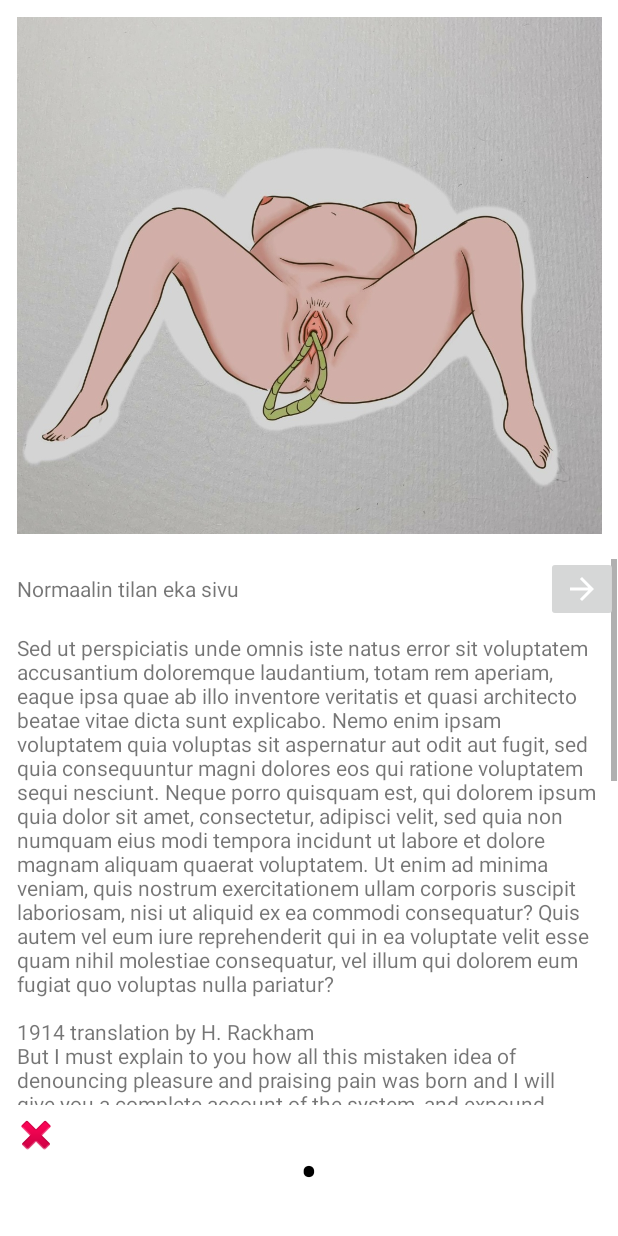
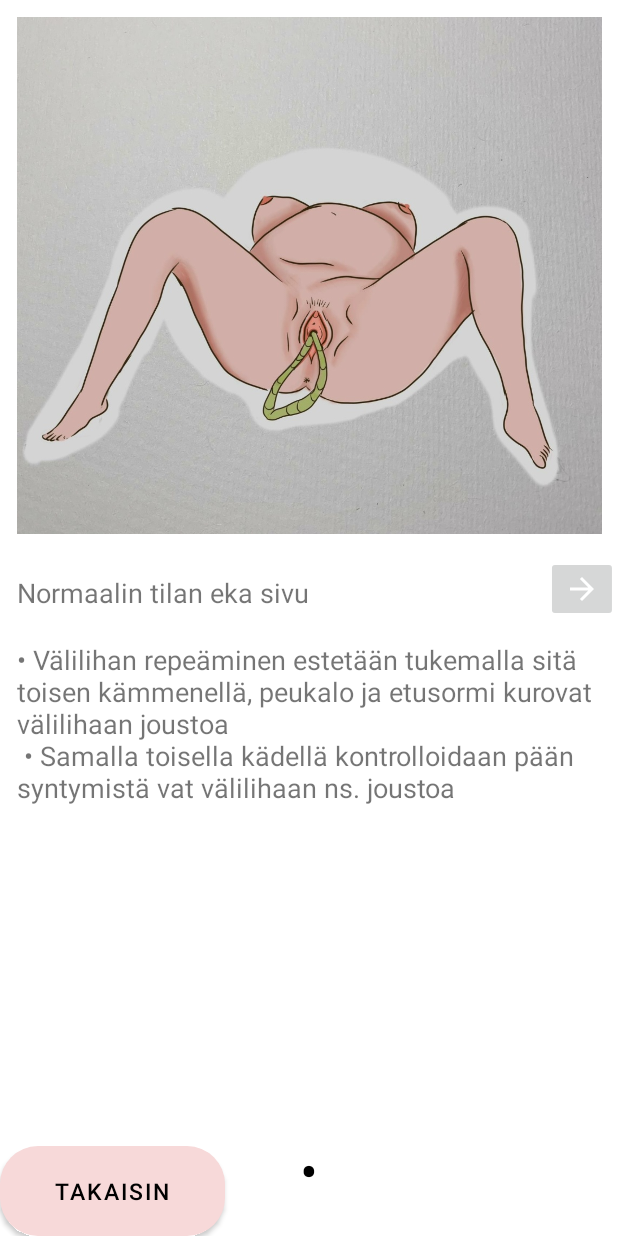
Before and after one commit to Hankonen/JokuAppi, an Android app: the SliderActivity screen opened directly, with no data from a screen before it, on a phone screen of 412 x 824 dp. Run offline under Robolectric (Android 15) with nearby library versions, the phone set to English and light mode, and no system bars.

Commit message:
Yksityiskohtia lisätty ja hiottu

```diff
--- a/app/src/main/java/projekti/ampuappi/Straight_to_labor_activity.java
+++ b/app/src/main/java/projekti/ampuappi/Straight_to_labor_activity.java
@@ -7,6 +7,7 @@ import android.os.Bundle;
 import android.view.View;
 import android.view.ViewGroup;
 import android.widget.Button;
+import android.widget.Toolbar;
 
 public class Straight_to_labor_activity extends AppCompatActivity {
 
@@ -16,6 +17,11 @@ public class Straight_to_labor_activity extends AppCompatActivity {
     protected void onCreate(Bundle savedInstanceState) {
         super.onCreate(savedInstanceState);
         setContentView(R.layout.activity_straight_to_labor_activity);
+
+        Toolbar toolbar = findViewById(R.id.toolbar);
+        toolbar.inflateMenu(R.menu.menu);
+        setActionBar(toolbar);
+
 
        /* final ImageButton ib = (ImageButton) findViewById(R.id.imageButton_toka_vaihe_ED);
 
--- a/app/src/main/res/layout/activity_slider.xml
+++ b/app/src/main/res/layout/activity_slider.xml
@@ -13,7 +13,7 @@
         app:layout_constraintBottom_toTopOf="@+id/linearLayout"
         app:layout_constraintEnd_toEndOf="parent"
         app:layout_constraintStart_toStartOf="parent"
-        app:layout_constraintTop_toTopOf="parent" >
+        app:layout_constraintTop_toTopOf="parent">
 
         <Button
             android:id="@+id/button"
@@ -57,33 +57,17 @@
         app:srcCompat="@drawable/abc_vector_test"
         tools:visibility="visible" />
 
-    <ImageButton
-        android:id="@+id/imageButton"
-        android:layout_width="47dp"
-        android:layout_height="40dp"
-        android:layout_marginLeft="10dp"
-        android:layout_marginEnd="10dp"
-        android:background="#00FFFFFF"
-        android:onClick="onClickListener_back_button"
-        app:layout_constraintBottom_toBottomOf="parent"
-        app:layout_constraintEnd_toStartOf="@+id/linearLayout"
-        app:layout_constraintHorizontal_bias="0.0"
-        app:layout_constraintStart_toStartOf="parent"
-        app:layout_constraintTop_toBottomOf="@+id/slideViewPager"
-        app:layout_constraintVertical_bias="0.0"
-        app:srcCompat="@android:drawable/ic_delete" />
-
     <Button
         android:id="@+id/button_next_phase"
         style="@style/button_style"
-        android:layout_width="159dp"
-        android:layout_height="67dp"
+        android:layout_width="150dp"
+        android:layout_height="60dp"
         android:layout_marginStart="86dp"
         android:layout_marginTop="4dp"
         android:layout_marginEnd="6dp"
+        android:onClick="onClick_next_phase"
         android:text="Button"
         android:visibility="gone"
-        android:onClick="onClick_next_phase"
         app:layout_constraintBottom_toBottomOf="parent"
         app:layout_constraintEnd_toEndOf="parent"
         app:layout_constraintHorizontal_bias="0.893"
@@ -91,4 +75,18 @@
         app:layout_constraintTop_toBottomOf="@+id/slideViewPager"
         app:layout_constraintVertical_bias="1.0" />
 
+    <Button
+        android:id="@+id/button_takaisin"
+        style="@style/button_style"
+        android:layout_width="150dp"
+        android:layout_height="60dp"
+        android:onClick="onClickListener_back_button"
+        android:text="@string/TakaisinButton"
+        app:layout_constraintBottom_toBottomOf="parent"
+        app:layout_constraintEnd_toEndOf="parent"
+        app:layout_constraintHorizontal_bias="0.0"
+        app:layout_constraintStart_toStartOf="parent"
+        app:layout_constraintTop_toBottomOf="@+id/slideViewPager"
+        app:layout_constraintVertical_bias="1.0" />
+
 </androidx.constraintlayout.widget.ConstraintLayout>
--- a/app/src/main/res/layout/slide_layout.xml
+++ b/app/src/main/res/layout/slide_layout.xml
@@ -61,6 +61,7 @@
 
 
                     <TextView
+                        style="@style/dia_text_style"
                         android:id="@+id/id_TextLabel"
                         android:layout_width="match_parent"
                         android:layout_height="wrap_content"
@@ -68,6 +69,7 @@
                         android:text="TextView" />
 
                     <TextView
+                        style="@style/dia_text_style"
                         android:id="@+id/id_textView"
                         android:layout_width="match_parent"
                         android:layout_height="wrap_content"
--- a/app/src/main/res/values-night/strings.xml
+++ b/app/src/main/res/values-night/strings.xml
@@ -1,4 +1,6 @@
 <?xml version="1.0" encoding="utf-8"?>
 <resources>
     <string name="Erikoistilanteet">Synnytyksen erikoisvaiheet</string>
+    <string name="TakaisinButton">Takaisin</string>
+    <string name="SynnytysTapahtumaOhjeet" />
 </resources>
--- a/app/src/main/res/values/dimens.xml
+++ b/app/src/main/res/values/dimens.xml
@@ -6,6 +6,7 @@
     <dimen name="dim_button_height">70dp</dimen>
     <dimen name="dim_button_text_size">15sp</dimen>
     <dimen name="dim_FB_header_TS">20sp</dimen>
-    <dimen name="dim_alertBox_size">15sp</dimen>
+    <dimen name="dim_alertBox_size">18sp</dimen>
     <dimen name="design_fab_image_size" tools:override="true">36dp</dimen>
+    <dimen name="dia_text_size">18sp</dimen>
 </resources>
--- a/app/src/main/res/values/strings.xml
+++ b/app/src/main/res/values/strings.xml
@@ -2,15 +2,15 @@
     <string name="app_name">AmpuAppi</string>
     <string name="toolbar_header">     AmpuAppi </string>
     <string name="header_first_page">#¤%/(()AmpuAppi </string>
-    <string name="button_straight_to_labor">Suoraan Synnytykseen</string>
-    <string name="button_on_the_way">Synnytystehtävälle lähdettäessä</string>
-    <string name="button_how_to_act">Miten Toimitaan</string>
-    <string name="button_onTheWay_or_inLocation">Matkalle vai kohteessa?</string>
+    <string name="button_straight_to_labor">Synnytyksen vaiheet</string>
+    <string name="button_on_the_way">Synnytystehtävälle saapuessa</string>
+    <string name="button_how_to_act">Toimintatavat Kohteessa</string>
+    <string name="button_onTheWay_or_inLocation">Hoidetaanko matkalla \nvai kohteessa?</string>
     <string name="button_eka_vaihe">1. Vaihe, Avautumisvaihe</string>
     <string name="button_toka_vaihe">2. Vaihe, Ponnistusvaihe</string>
     <string name="button_kolmas_vaihe">3. Vaihe, Jälkeisvaihe</string>
     <string name="button_normal_labor">Normaali\nSynnytys</string>
-    <string name="button_peratilan_labor">Perätilan\nSynnytys</string>
+    <string name="button_peratilan_labor">Perätila\nSynnytys</string>
     <string name="button_hartiadystokia">Hartia-\ndystokia</string>
     <string name="button_napanuoran_esiinluiskahdus">Napanuoran\nEsiinluiskahdus</string>
     <string name="Erikoistilanteet">Ponnistusvaiheen\nerikoistilanteet</string>
@@ -76,23 +76,47 @@
     <string name="neljas_Dia_Peratila">Neljasmatsku</string>
     <string name="viides_Dia_Peratila">Viidesmatsku</string>
 
-    <string name="eka_Dia_Normaali">Sed ut perspiciatis unde omnis iste natus error sit voluptatem accusantium doloremque laudantium, totam rem aperiam, eaque ipsa quae ab illo inventore veritatis et quasi architecto beatae vitae dicta sunt explicabo. Nemo enim ipsam voluptatem quia voluptas sit aspernatur aut odit aut fugit, sed quia consequuntur magni dolores eos qui ratione voluptatem sequi nesciunt. Neque porro quisquam est, qui dolorem ipsum quia dolor sit amet, consectetur, adipisci velit, sed quia non numquam eius modi tempora incidunt ut labore et dolore magnam aliquam quaerat voluptatem. Ut enim ad minima veniam, quis nostrum exercitationem ullam corporis suscipit laboriosam, nisi ut aliquid ex ea commodi consequatur? Quis autem vel eum iure reprehenderit qui in ea voluptate velit esse quam nihil molestiae consequatur, vel illum qui dolorem eum fugiat quo voluptas nulla pariatur?"
 
-1914 translation by H. Rackham
-"But I must explain to you how all this mistaken idea of denouncing pleasure and praising pain was born and I will give you a complete account of the system, and expound the actual teachings of the great explorer of the truth, the master-builder of human happiness. No one rejects, dislikes, or avoids pleasure itself, because it is pleasure, but because those who do not know how to pursue pleasure rationally encounter consequences that are extremely painful. Nor again is there anyone who loves or pursues or desires to obtain pain of itself, because it is pain, but because occasionally circumstances occur in which toil and pain can procure him some great pleasure. To take a trivial example, which of us ever undertakes laborious physical exercise, except to obtain some advantage from it? But who has any right to find fault with a man who chooses to enjoy a pleasure that has no annoying consequences, or one who avoids a pain that produces no resultant pleasure?"
 
-Section 1.10.33 of "de Finibus Bonorum et Malorum", written by Cicero in 45 BC
-"At vero eos et accusamus et iusto odio dignissimos ducimus qui blanditiis praesentium voluptatum deleniti atque corrupti quos dolores et quas molestias excepturi sint occaecati cupiditate non provident, similique sunt in culpa qui officia deserunt mollitia animi, id est laborum et dolorum fuga. Et harum quidem rerum facilis est et expedita distinctio. Nam libero tempore, cum soluta nobis est eligendi optio cumque nihil impedit quo minus id quod maxime placeat facere possimus, omnis voluptas assumenda est, omnis dolor repellendus. Temporibus autem quibusdam et aut officiis debitis aut rerum necessitatibus saepe eveniet ut et voluptates repudiandae sint et molestiae non recusandae. Itaque earum rerum hic tenetur a sapiente delectus, ut aut reiciendis voluptatibus maiores alias consequatur aut perferendis doloribus asperiores repellat."</string>
-    <string name="toka_Dia_Normaali">Tokamatsku</string>
-    <string name="kolmas_Dia_Normaali">Kolmasmatsku</string>
-    <string name="neljas_Dia_Normaali">Neljasmatsku</string>
+
+
+
+
+    <string name="eka_Dia_Normaali">• Välilihan repeäminen estetään tukemalla sitä toisen kämmenellä, peukalo ja etusormi kurovat välilihaan joustoa \n
+                                    • Samalla toisella kädellä kontrolloidaan pään syntymistä vat välilihaan ns. joustoa
+</string>
+    <string name="toka_Dia_Normaali">•	Kiiretilanteessa tukeminen on tärkeämpää kuin aseptiset toimenpiteen
+
+•	 Pään synnyttyä, se tekee tavallisesti käännöksen niin, että kasvot näyttävät sivulle
+                   (KUVA ulkorotaatiosta)
+</string>
+    <string name="kolmas_Dia_Normaali">•	Molemmilla käsillä otetaan lapsen pään sivuista kiinni ja painetaan päätä alaspäin, jolloin ylempi hartia syntyy
+                 (KUVA)
+
+•	Seuraavaksi päätä kohotetaan ylöspäin kohti häpyliitosta alemman hartian synnyttämiseksi
+</string>
+    <string name="neljas_Dia_Normaali">•	Kun pää ja hartiat ovat syntyneet, molempien käsien etusormet viedään lapsen selän kautta kainaloihin ja lapsen vartalo syntyy hellästi nostamalla
+                (KUVA)
+•	Jos hartiat eivät synny helposti, asetetaan jokin koroke tai tyyny tai vastaava äidin pakaroiden alle
+</string>
     <string name="viides_Dia_Normaali">Viidesmatsku</string>
+
+
+
+
+
 
     <string name="eka_Dia_Hartiadystokia">Ekamatsku</string>
     <string name="toka_Dia_Hartiadystokia">Tokamatsku</string>
     <string name="kolmas_Dia_Hartiadystokia">Kolmasmatsku</string>
     <string name="neljas_Dia_Hartiadystokia">Neljasmatsku</string>
     <string name="viides_Dia_Hartiadystokia">Viidesmatsku</string>
+
+
+
+
+
+
 
     <string name="eka_Dia_Napanuora">Ekamatsku</string>
     <string name="toka_Dia_Napanuora">Tokamatsku</string>
@@ -135,7 +159,8 @@ Section 1.10.33 of "de Finibus Bonorum et Malorum", written by Cicero in 45 BC
     <string name="kolmas_Dia2">Kolmasmatsku</string>
     <string name="neljas_Dia2">Neljasmatsku</string>
     <string name="viides_Dia2">Viidesmatsku</string>
-
+    <string name="TakaisinButton">Takaisin</string>
+    <string name="SynnytysTapahtumaOhjeet">Alla synnytystapahtumien vaiheet\nja erikoistilanteet </string>
 
 
 </resources>
--- a/app/src/main/res/values/themes.xml
+++ b/app/src/main/res/values/themes.xml
@@ -67,7 +67,11 @@
 
     </style>
 
+    <style name="dia_text_style">
 
+        <item name="android:textSize">@dimen/dia_text_size</item>
+
+    </style>
 
 
 
```
Also changed, not shown: app/src/main/java/projekti/ampuappi/SliderActivity.java (+7 -3 lines), app/src/main/res/layout/activity_main.xml (+20 -20 lines), app/src/main/res/layout/activity_straight_to_labor_activity.xml (+22 -2 lines), app/src/main/res/xml/activity_straight_to_labor_activity_scene.xml (+12 -1 lines), app/src/main/res/drawable/amppuristi.png (added), app/src/main/res/drawable/ampuapptausta.png (added), app/src/main/res/drawable/ampulogoperus.png (added), app/src/main/res/drawable/amputausta2.png (added).
